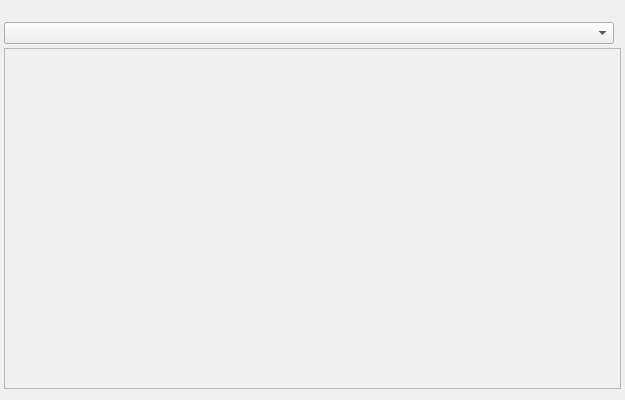
Before: the Qt Designer form source/cppview.ui in pionere/d1-graphics-tool, drawn with Qt 5.
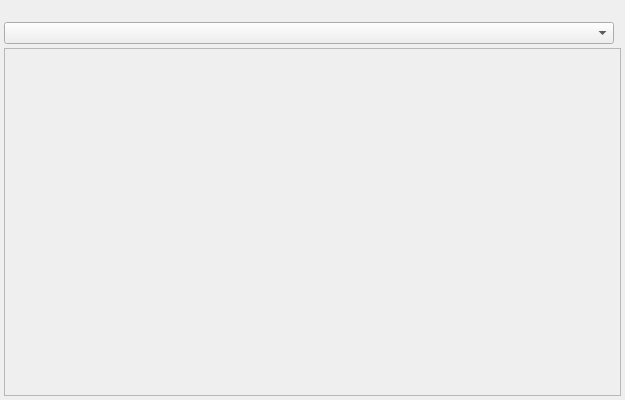
After: the same form once the commit is applied.

```diff
--- a/source/cppview.ui
+++ b/source/cppview.ui
@@ -52,13 +52,13 @@
      </widget>
     </widget>
    </item>
-   <item>
+   <!--item>
     <spacer>
      <property name="orientation">
       <enum>Qt::Vertical</enum>
      </property>
     </spacer>
-   </item>
+   </item-->
   </layout>
  </widget>
  <layoutdefault spacing="4" margin="4"/>
```
